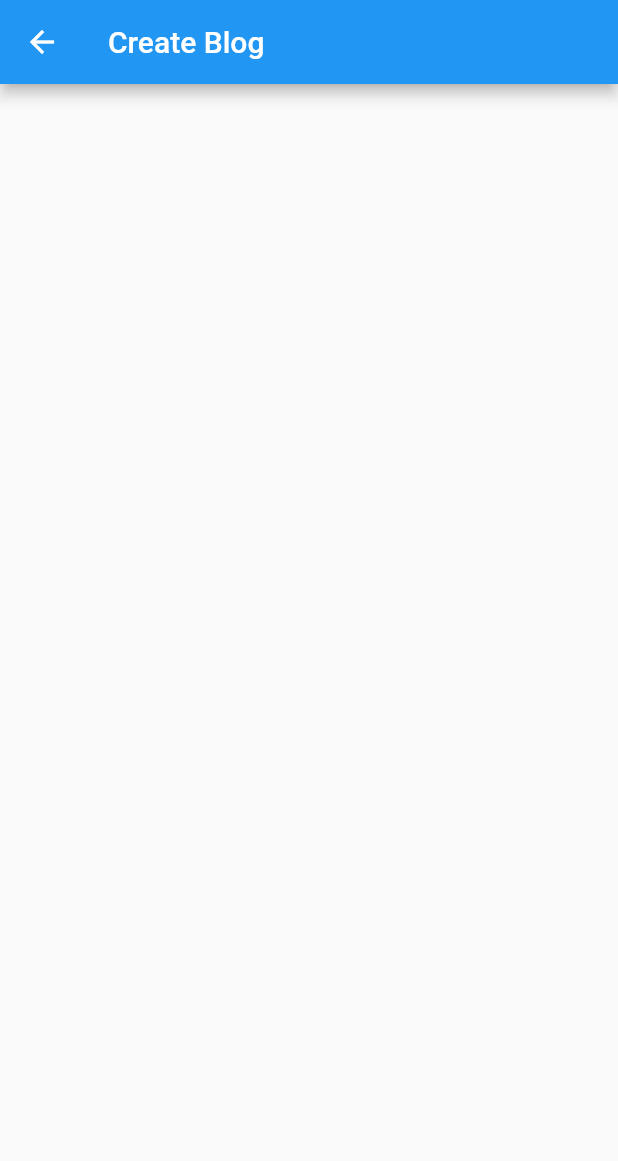
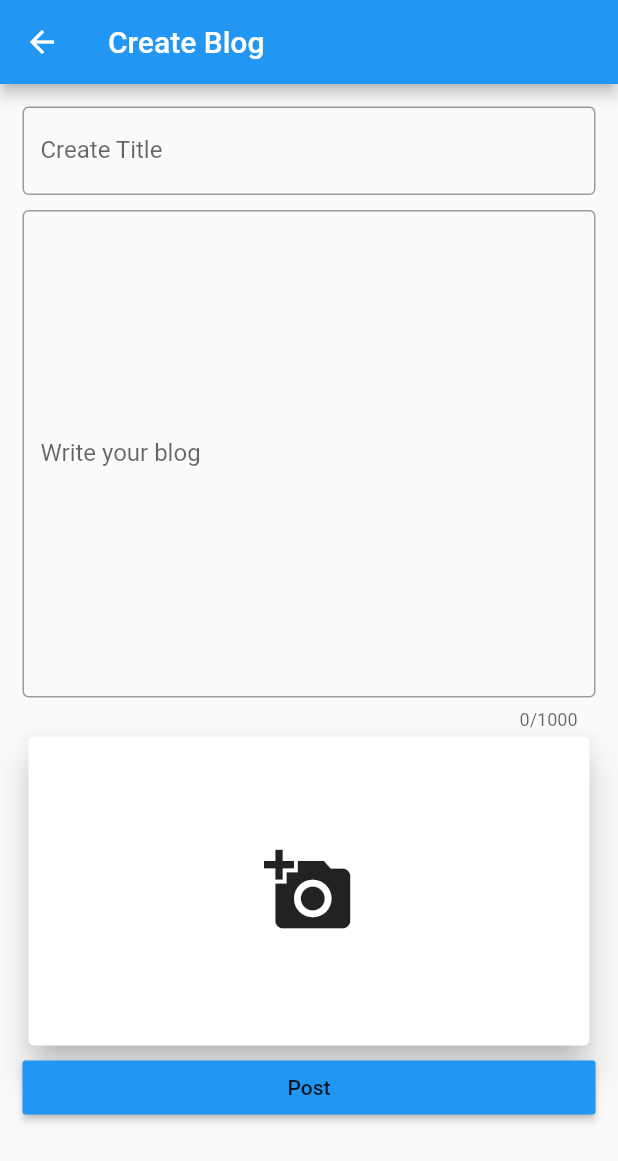
Before and after one commit to vineeth2768/Personal_Blog, a Flutter app: the screen it shows after launch, after a tap on the "add" icon, on a phone screen of 412 x 824 dp. Shown: the top 1161 px of the screen. Run offline on Flutter 3.47's test engine with Material 2 defaults, Android fonts, the phone set to English and light mode, and no system bars.

Commit message:
Ui Completed

```diff
--- /dev/null
+++ b/lib/const/size/size.dart
@@ -0,0 +1,3 @@
+import 'package:flutter/cupertino.dart';
+
+const kHeight10 = SizedBox(height: 10);
--- a/lib/main.dart
+++ b/lib/main.dart
@@ -19,9 +19,10 @@ class MyApp extends StatelessWidget {
       theme: ThemeData(
         primarySwatch: Colors.blue,
       ),
-      initialRoute: route,
+      debugShowCheckedModeBanner: false,
+      initialRoute: routeRoot,
       routes: {
-        route: (context) => const ScreenHome(),
+        routeRoot: (context) => const ScreenHome(),
         routeAddblog: (context) => const ScreenAddBlog(),
         routeViewBlog: (context) => const ScreenViewBlog(),
       },
--- a/lib/routes/routes.dart
+++ b/lib/routes/routes.dart
@@ -1,3 +1,3 @@
-const String route = "/";
-const String routeAddblog = "/addBlog";
-const String routeViewBlog = "/viewBlog";
+const String routeRoot = "/";
+const String routeAddblog = "/add_blog";
+const String routeViewBlog = "/view_blog";
--- a/lib/screens/screen_add_blog.dart
+++ b/lib/screens/screen_add_blog.dart
@@ -1,6 +1,4 @@
 import 'package:flutter/material.dart';
-import 'package:flutter/src/foundation/key.dart';
-import 'package:flutter/src/widgets/framework.dart';
 
 class ScreenAddBlog extends StatelessWidget {
   const ScreenAddBlog({Key? key}) : super(key: key);
@@ -11,6 +9,78 @@ class ScreenAddBlog extends StatelessWidget {
       appBar: AppBar(
         title: const Text("Create Blog"),
       ),
+      body: Padding(
+        padding: const EdgeInsets.all(15.0),
+        child: SingleChildScrollView(
+          child: Column(
+            children: [
+              /////// Add Title ////////////
+              TextFormField(
+                decoration: const InputDecoration(
+                  labelText: "Create Title",
+                  border: OutlineInputBorder(),
+                ),
+              ),
+              const SizedBox(
+                height: 10,
+              ),
+              //////// Add Blog ////////////
+              TextFormField(
+                maxLength: 1000,
+                maxLines: 15,
+                decoration: const InputDecoration(
+                  labelText: "Write your blog",
+                  border: OutlineInputBorder(),
+                ),
+              ),
+
+              //////// Add Image Section //////////
+              InkWell(
+                child: Card(
+                  elevation: 10,
+                  child: SizedBox(
+                    height: MediaQuery.of(context).size.height / 4,
+                    width: double.infinity,
+                    child: const Icon(
+                      Icons.add_a_photo,
+                      size: 60,
+                    ),
+                  ),
+                ),
+                onTap: () {
+                  showModalBottomSheet(
+                      context: context,
+                      builder: (ctx) {
+                        return ListView(
+                          shrinkWrap: true,
+                          children: [
+                            ListTile(
+                              leading: const Icon(Icons.camera_alt),
+                              title: const Text('Camara'),
+                              onTap: () {},
+                            ),
+                            const Divider(),
+                            ListTile(
+                              leading: const Icon(Icons.photo),
+                              title: const Text('Gallery'),
+                              onTap: () {},
+                            )
+                          ],
+                        );
+                      });
+                },
+              ),
+              /////// Post Button /////////
+              MaterialButton(
+                onPressed: () {},
+                minWidth: double.infinity,
+                color: Colors.blue,
+                child: const Text("Post"),
+              )
+            ],
+          ),
+        ),
+      ),
     );
   }
 }
--- a/lib/screens/screen_home.dart
+++ b/lib/screens/screen_home.dart
@@ -13,11 +13,33 @@ class ScreenHome extends StatelessWidget {
       body: ListView.builder(
           itemCount: 20,
           itemBuilder: (context, index) {
-            return Card(
-              child: ListTile(
-                title: Text("${index + 1}.HeadLine"),
-                subtitle: const Text("Content about Blog"),
+            return InkWell(
+              child: Card(
+                child: ListTile(
+                  title: Text("${index + 1}.HeadLine"),
+                  subtitle: const Text(
+                    "Content about Blog",
+                  ),
+                  trailing: Row(
+                    mainAxisSize: MainAxisSize.min,
+                    children: [
+                      ////// Edit Button ////////////////
+                      IconButton(
+                        onPressed: () {},
+                        icon: const Icon(Icons.edit),
+                      ),
+                      ////////// Delete Button///////////
+                      IconButton(
+                        onPressed: () {},
+                        icon: const Icon(Icons.delete),
+                      )
+                    ],
+                  ),
+                ),
               ),
+              onTap: () {
+                Navigator.pushNamed(context, routeViewBlog);
+              },
             );
           }),
       floatingActionButton: FloatingActionButton(
```
Also changed, not shown: lib/screens/screen_view_blog.dart (+22 -0 lines).
